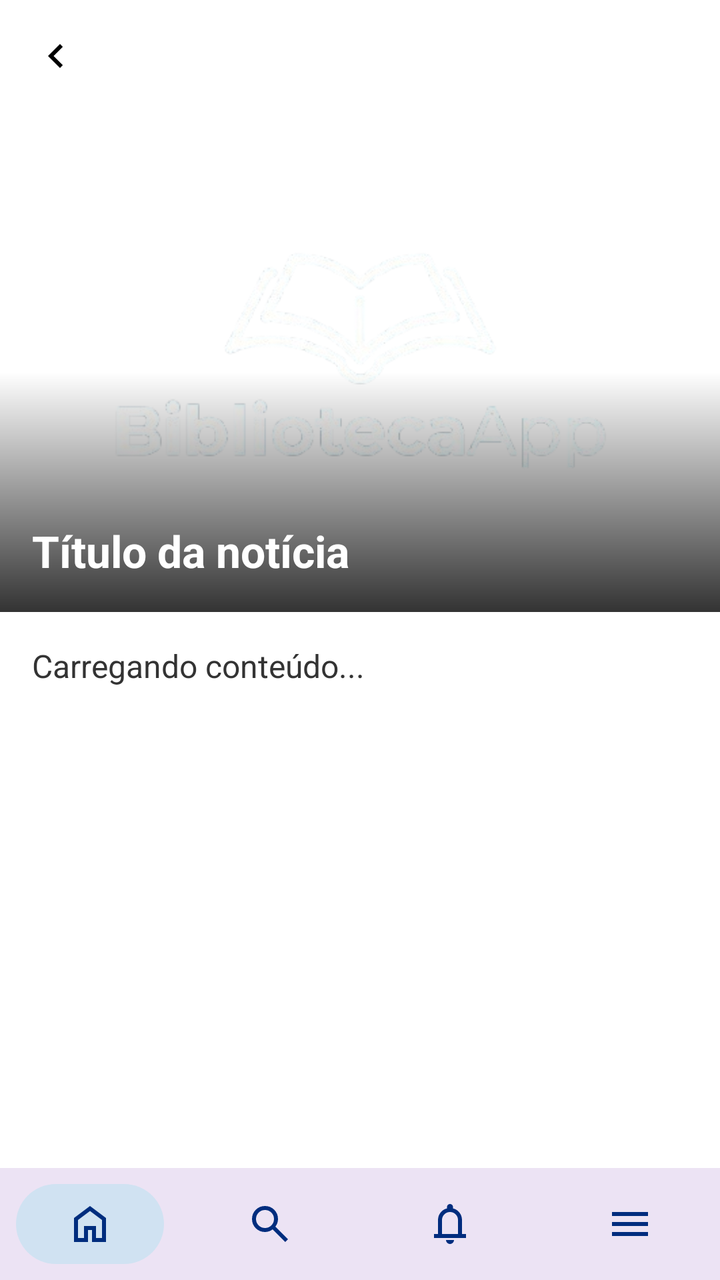
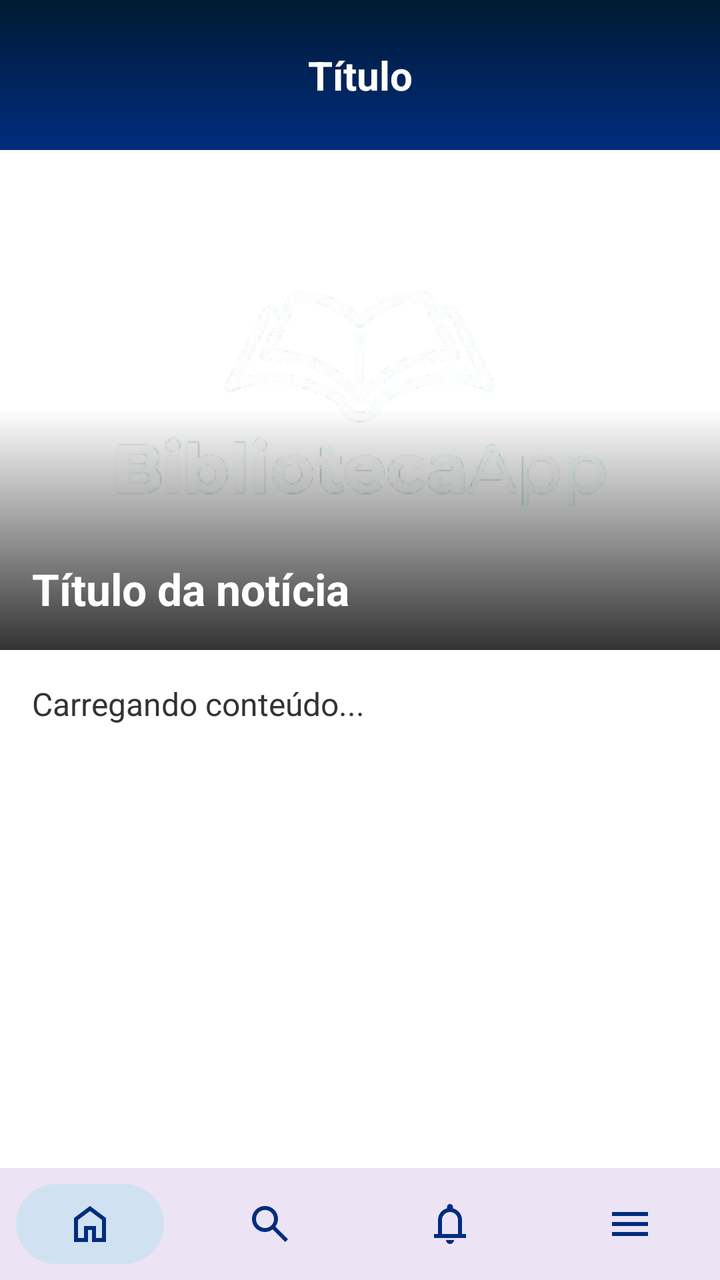

Two renders of the same Android screen: before a commit and after it. Below are the layout's source before the change and the commit's diff.
<!-- AndroidManifest.xml: application theme Theme.Bibliotecaapp -->
<!-- res/layout/tela_noticia_completa.xml -->
<?xml version="1.0" encoding="utf-8"?>
<LinearLayout xmlns:android="http://schemas.android.com/apk/res/android"
    xmlns:app="http://schemas.android.com/apk/res-auto"
    xmlns:tools="http://schemas.android.com/tools"
    android:id="@+id/main"
    android:layout_width="match_parent"
    android:layout_height="match_parent"
    android:background="#FFFFFF"
    android:orientation="vertical"
    tools:context=".NoticiaCompletaActivity">

    
    <RelativeLayout
        android:layout_width="match_parent"
        android:layout_height="wrap_content"
        android:padding="16dp">

        <ImageView
            android:id="@+id/btnVoltarNoticia"
            android:layout_width="24dp"
            android:layout_height="24dp"
            android:src="@drawable/ic_leftarrow"
            android:contentDescription="Voltar"
            app:tint="#000000" />
    </RelativeLayout>

    <ScrollView
        android:layout_width="match_parent"
        android:layout_height="0dp"
        android:layout_weight="1">

        <LinearLayout
            android:layout_width="match_parent"
            android:layout_height="wrap_content"
            android:orientation="vertical">

            
            <FrameLayout
                android:layout_width="match_parent"
                android:layout_height="250dp">

                <ImageView
                    android:id="@+id/imgNoticiaCompleta"
                    android:layout_width="match_parent"
                    android:layout_height="match_parent"
                    android:scaleType="centerCrop"
                    android:src="@drawable/logo"
                    android:contentDescription="Imagem da Notícia" />

                <View
                    android:layout_width="match_parent"
                    android:layout_height="120dp"
                    android:layout_gravity="bottom"
                    android:background="@drawable/gradient_transparente_preto" />

                <TextView
                    android:id="@+id/txtTituloNoticiaCompleta"
                    android:layout_width="match_parent"
                    android:layout_height="wrap_content"
                    android:layout_gravity="bottom"
                    android:padding="16dp"
                    android:text="Título da notícia"
                    android:textColor="#FFFFFF"
                    android:textSize="22sp"
                    android:textStyle="bold" />
            </FrameLayout>

            
            <TextView
                android:id="@+id/txtConteudoNoticia"
                android:layout_width="match_parent"
                android:layout_height="wrap_content"
                android:padding="16dp"
                android:text="Carregando conteúdo..."
                android:textColor="#333333"
                android:textSize="16sp"
                android:lineSpacingExtra="4dp" />

        </LinearLayout>
    </ScrollView>

    
    <include layout="@layout/navbar_layout" />

</LinearLayout>
<!-- res/layout/navbar_layout.xml (included above) -->
<?xml version="1.0" encoding="utf-8"?>
<com.google.android.material.bottomnavigation.BottomNavigationView
    xmlns:android="http://schemas.android.com/apk/res/android"
    xmlns:app="http://schemas.android.com/apk/res-auto"

    android:id="@+id/bottomNav"
    style="@style/NavBar"
    android:layout_width="match_parent"
    android:layout_height="wrap_content"

    app:menu="@menu/bottom_menu"/>
<!-- resources referenced by this layout -->
<resources>
  <!-- drawable gradient_transparente_preto (drawable) -->
  <?xml version="1.0" encoding="utf-8"?>
  <shape xmlns:android="http://schemas.android.com/apk/res/android">
      <gradient
          android:angle="270"
          android:endColor="#CC000000"
          android:startColor="#00000000" />
  </shape>
  <!-- drawable ic_leftarrow (drawable) -->
  <vector xmlns:android="http://schemas.android.com/apk/res/android"
      android:width="24dp"
      android:height="24dp"
      android:viewportWidth="960"
      android:viewportHeight="960">
    <path
        android:pathData="M560,720 L320,480l240,-240 56,56 -184,184 184,184 -56,56Z"
        android:fillColor="#FFFFFF"/>
  </vector>
  <!-- drawable logo: png bitmap (drawable, 58875 bytes) -->
  <style name="NavBar" parent="Widget.MaterialComponents.BottomNavigationView">
          <item name="itemBackground">@drawable/nav_item_background</item>
          <item name="itemRippleColor">@android:color/transparent</item>
          <item name="itemIconTint">#002D7E</item>
          <item name="itemTextColor">@null</item>
          <item name="labelVisibilityMode">unlabeled</item>
      </style>
  <style name="Theme.Bibliotecaapp" parent="Base.Theme.Bibliotecaapp" />
  <!-- drawable nav_item_background (drawable) -->
  <?xml version="1.0" encoding="utf-8"?>
  <selector xmlns:android="http://schemas.android.com/apk/res/android">
  
      
      <item android:state_checked="true">
          <inset
              android:insetLeft="8dp"
              android:insetRight="8dp"
              android:insetTop="8dp"
              android:insetBottom="8dp">
  
              <shape android:shape="rectangle">
                  <solid android:color="#D0E2F2"/>
                  <corners android:radius="100dp"/>
              </shape>
  
          </inset>
      </item>
  
      
      <item>
          <color android:color="@android:color/transparent"/>
      </item>
  
  </selector>
  <style name="Base.Theme.Bibliotecaapp" parent="Theme.Material3.DayNight.NoActionBar">
          
          
      </style>
</resources>

<!-- the commit's change to res/layout/tela_noticia_completa.xml (unified diff, before → after) -->
@@ -10,19 +10,11 @@
     tools:context=".NoticiaCompletaActivity">
 
     
-    <RelativeLayout
+    <include
+        android:id="@+id/header"
+        layout="@layout/header_layout"
         android:layout_width="match_parent"
-        android:layout_height="wrap_content"
-        android:padding="16dp">
-
-        <ImageView
-            android:id="@+id/btnVoltarNoticia"
-            android:layout_width="24dp"
-            android:layout_height="24dp"
-            android:src="@drawable/ic_leftarrow"
-            android:contentDescription="Voltar"
-            app:tint="#000000" />
-    </RelativeLayout>
+        android:layout_height="wrap_content"/>
 
     <ScrollView
         android:layout_width="match_parent"
@@ -83,6 +75,46 @@
     <include layout="@layout/navbar_layout" />
 
 </LinearLayout>
+<!-- res/layout/header_layout.xml (included above) -->
+<androidx.constraintlayout.widget.ConstraintLayout
+    xmlns:android="http://schemas.android.com/apk/res/android"
+    xmlns:app="http://schemas.android.com/apk/res-auto"
+    android:layout_width="match_parent"
+    android:layout_height="wrap_content"
+    android:background="@drawable/background_header"
+    android:paddingTop="24dp"
+    android:paddingBottom="24dp">
+
+    
+    <ImageView
+        android:id="@+id/btnBack"
+        android:layout_width="24dp"
+        android:layout_height="24dp"
+        android:layout_marginStart="16dp"
+        android:src="@drawable/ic_leftarrow"
+        app:tint="#FFFFFF"
+        android:visibility="gone"
+        app:layout_constraintStart_toStartOf="parent"
+        app:layout_constraintTop_toTopOf="parent"
+        app:layout_constraintBottom_toBottomOf="parent"/>
+
+    
+    <TextView
+        android:id="@+id/txtTitulo"
+        android:layout_width="0dp"
+        android:layout_height="wrap_content"
+        android:text="Título"
+        android:textColor="#FFFFFF"
+        android:textSize="20sp"
+        android:textStyle="bold"
+        android:gravity="center"
+
+        app:layout_constraintStart_toStartOf="parent"
+        app:layout_constraintEnd_toEndOf="parent"
+        app:layout_constraintTop_toTopOf="parent"
+        app:layout_constraintBottom_toBottomOf="parent"/>
+
+</androidx.constraintlayout.widget.ConstraintLayout>
 <!-- res/layout/navbar_layout.xml (included above) -->
 <?xml version="1.0" encoding="utf-8"?>
 <com.google.android.material.bottomnavigation.BottomNavigationView
<!-- resource entries referenced after the edit -->
@@ -1,5 +1,18 @@
 <!-- resources referenced by this layout -->
 <resources>
+  <!-- drawable background_header (drawable) -->
+  <?xml version="1.0" encoding="utf-8"?>
+  <shape xmlns:android="http://schemas.android.com/apk/res/android">
+  
+      <gradient
+          android:type="linear"
+          android:angle="270"
+          android:startColor="#001A33"
+          android:endColor="#002D7E" />
+  
+      <corners android:radius="0dp" />
+  
+  </shape>
   <!-- drawable gradient_transparente_preto (drawable) -->
   <?xml version="1.0" encoding="utf-8"?>
   <shape xmlns:android="http://schemas.android.com/apk/res/android">
